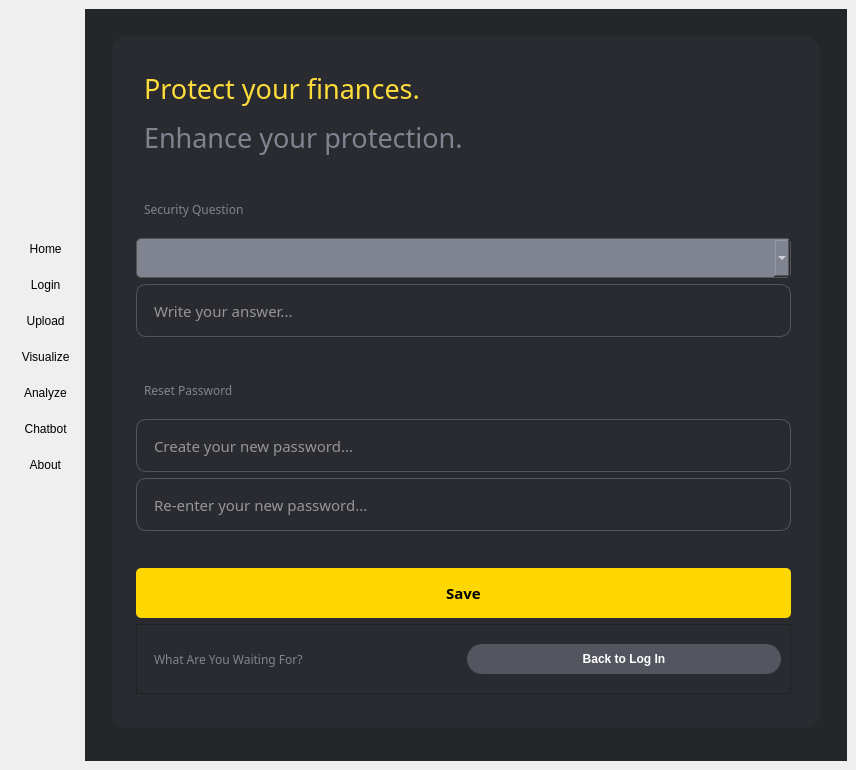
Qt form UI/Master.ui (AtlasCJr/pfm) before a commit.
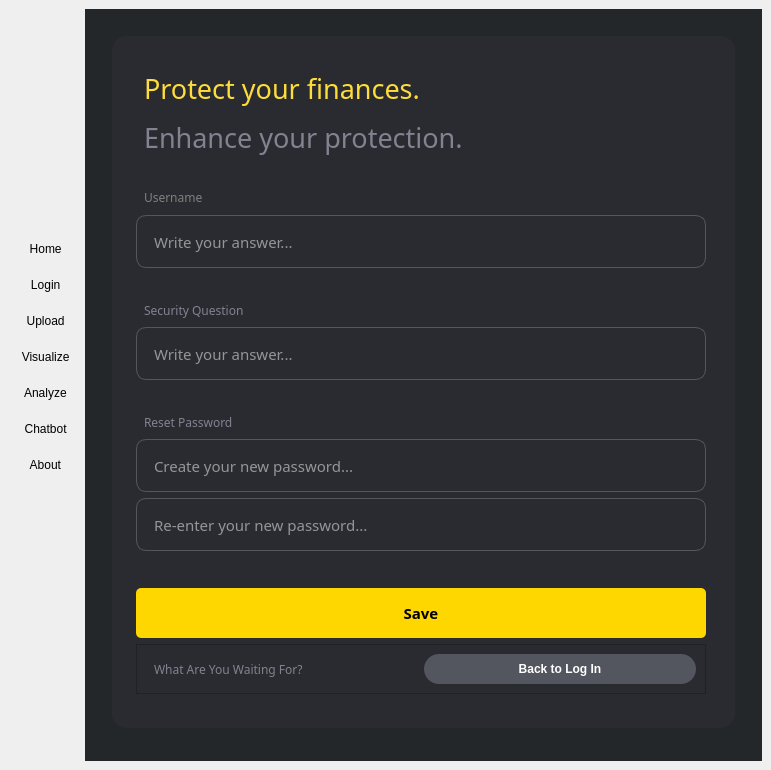
The same form after that commit. The open tabs and pages were chosen to show the change. Icons and pictures are not drawn.

Diff of the .ui file:
```diff
--- a/UI/Master.ui
+++ b/UI/Master.ui
@@ -6,7 +6,7 @@
    <rect>
     <x>0</x>
     <y>0</y>
-    <width>856</width>
+    <width>771</width>
     <height>770</height>
    </rect>
   </property>
@@ -1200,6 +1200,32 @@
                     </property>
                    </widget>
                   </item>
+                  <item>
+                   <widget class="QLabel" name="secQuestionLabel_2">
+                    <property name="font">
+                     <font>
+                      <family>Poppins</family>
+                      <pointsize>9</pointsize>
+                     </font>
+                    </property>
+                    <property name="styleSheet">
+                     <string notr="true">color: rgb(127, 127, 127);</string>
+                    </property>
+                    <property name="text">
+                     <string>Username</string>
+                    </property>
+                    <property name="alignment">
+                     <set>Qt::AlignBottom|Qt::AlignLeading|Qt::AlignLeft</set>
+                    </property>
+                   </widget>
+                  </item>
+                  <item>
+                   <widget class="QLineEdit" name="CP_inputUsername">
+                    <property name="placeholderText">
+                     <string>Write your answer...</string>
+                    </property>
+                   </widget>
+                  </item>
                   <item>
                    <widget class="QLabel" name="secQuestionLabel">
                     <property name="font">
@@ -1213,73 +1239,6 @@
                     </property>
                    </widget>
                   </item>
-                  <item>
-                   <widget class="QComboBox" name="secQuestion_2">
-                    <property name="minimumSize">
-                     <size>
-                      <width>0</width>
-                      <height>40</height>
-                     </size>
-                    </property>
-                    <property name="font">
-                     <font>
-                      <family>Poppins</family>
-                      <pointsize>9</pointsize>
-                     </font>
-                    </property>
-                    <property name="cursor">
-                     <cursorShape>PointingHandCursor</cursorShape>
-                    </property>
-                    <property name="styleSheet">
-                     <string notr="true"/>
-                    </property>
-                    <item>
-                     <property name="text">
-                      <string/>
-                     </property>
-                    </item>
-                    <item>
-                     <property name="text">
-                      <string>   1. Where were you born?</string>
-                     </property>
-                    </item>
-                    <item>
-                     <property name="text">
-                      <string>   2. What is your favorite book?</string>
-                     </property>
-                    </item>
-                    <item>
-                     <property name="text">
-                      <string>   3. What is your favorite color?</string>
-                     </property>
-                    </item>
-                    <item>
-                     <property name="text">
-                      <string>   4. What is your favorite food?</string>
-                     </property>
-                    </item>
-                    <item>
-                     <property name="text">
-                      <string>   5. What is your favorite movie?</string>
-                     </property>
-                    </item>
-                    <item>
-                     <property name="text">
-                      <string>   6. What is your favorite sport?</string>
-                     </property>
-                    </item>
-                    <item>
-                     <property name="text">
-                      <string>   7. What is ypur favorite band?</string>
-                     </property>
-                    </item>
-                    <item>
-                     <property name="text">
-                      <string>   8. What is the name of your pet?</string>
-                     </property>
-                    </item>
-                   </widget>
-                  </item>
                   <item>
                    <widget class="QLineEdit" name="CP_inputSecAnswer">
                     <property name="placeholderText">
@@ -1334,6 +1293,9 @@
                       <pointsize>9</pointsize>
                      </font>
                     </property>
+                    <property name="styleSheet">
+                     <string notr="true">color: rgb(255, 0, 0);</string>
+                    </property>
                     <property name="text">
                      <string>&lt;html&gt;&lt;head/&gt;&lt;body&gt;&lt;p align=&quot;right&quot;&gt;&lt;span style=&quot; color:#2a2b30;&quot;&gt;*Passwords don't match&lt;/span&gt;&lt;/p&gt;&lt;/body&gt;&lt;/html&gt;</string>
                     </property>
```
Left out of the diff: 59 changed lines with no effect on the pictures.
